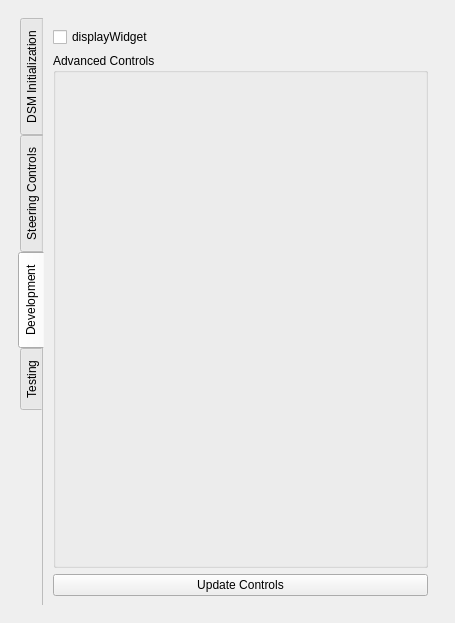
soumagne/icarus, file pqDSMViewerPanel.ui: the form before one commit.
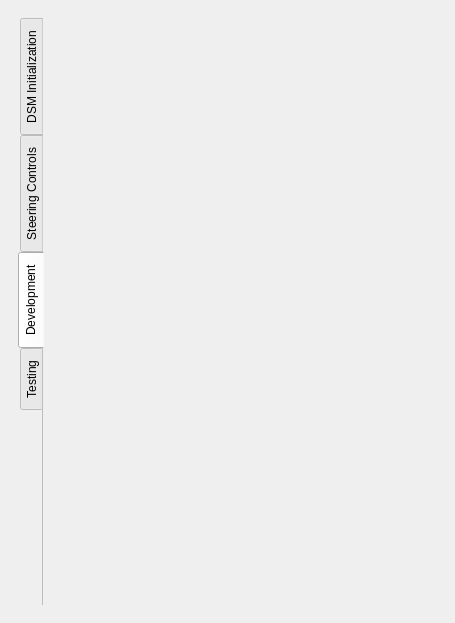
The form after the commit. Icons and pictures are not drawn.

Commit message: Move autogenerated code into main parse routine and clear up when new template loaded

Patch:
```diff
--- a/pqDSMViewerPanel.ui
+++ b/pqDSMViewerPanel.ui
@@ -29,7 +29,7 @@
          <x>0</x>
          <y>0</y>
          <width>437</width>
-         <height>583</height>
+         <height>584</height>
         </rect>
        </property>
        <layout class="QVBoxLayout" name="verticalLayout_4">
@@ -590,36 +590,7 @@
            </attribute>
            <layout class="QVBoxLayout" name="verticalLayout_6">
             <item>
-             <widget class="QCheckBox" name="displayWidget">
-              <property name="text">
-               <string>displayWidget</string>
-              </property>
-             </widget>
-            </item>
-            <item>
-             <widget class="QGroupBox" name="advancedControlBox">
-              <property name="sizePolicy">
-               <sizepolicy hsizetype="Preferred" vsizetype="Preferred">
-                <horstretch>0</horstretch>
-                <verstretch>0</verstretch>
-               </sizepolicy>
-              </property>
-              <property name="title">
-               <string>Advanced Controls</string>
-              </property>
-              <layout class="QVBoxLayout" name="verticalLayout_9">
-               <item>
-                <layout class="QVBoxLayout" name="generatedLayout"/>
-               </item>
-              </layout>
-             </widget>
-            </item>
-            <item>
-             <widget class="QPushButton" name="advancedControlUpdate">
-              <property name="text">
-               <string>Update Controls</string>
-              </property>
-             </widget>
+             <layout class="QVBoxLayout" name="generatedLayout"/>
             </item>
            </layout>
           </widget>
```
The commit also changes 2 other files.
